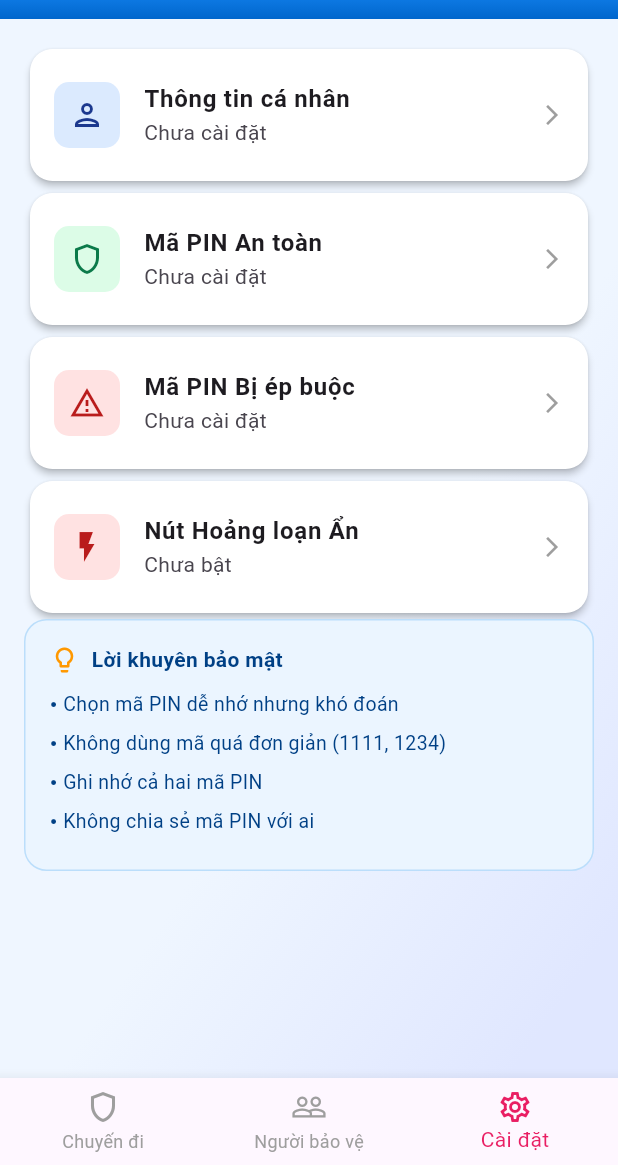
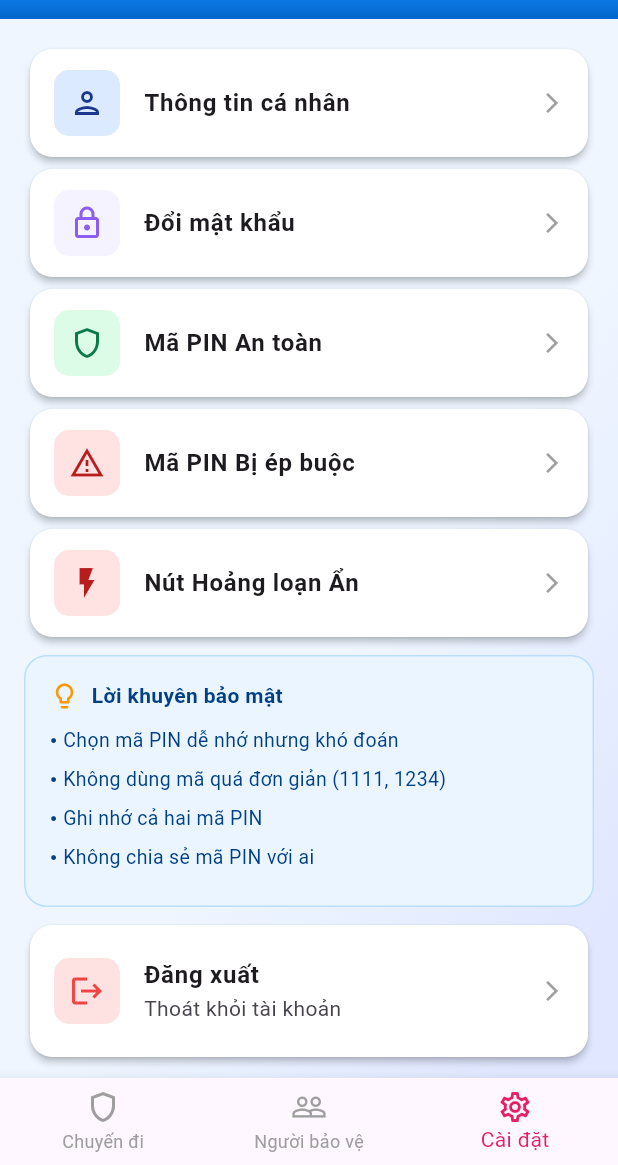
Before and after one commit to NguyenDucAnhhh/SafeTrek, a Flutter app: the screen it shows after launch, on a phone screen of 412 x 824 dp, the part 71-1236 px from its top. Run offline on Flutter 3.47's test engine with Material 3 defaults, Android fonts, the phone set to English and light mode, and no system bars; Roboto replaces fonts that are missing (Arimo).

Commit message:
update setting

```diff
--- a/lib/screens/setting/setting.dart
+++ b/lib/screens/setting/setting.dart
@@ -1,9 +1,11 @@
 import 'package:flutter/material.dart';
 import 'package:safetrek_project/widgets/app_bar.dart';
 import 'package:safetrek_project/widgets/bottom_navigation.dart';
+import 'package:safetrek_project/widgets/setting_card.dart';
 import 'package:safetrek_project/widgets/action_card.dart';
 import 'package:safetrek_project/widgets/show_success_snack_bar.dart';
 import 'package:safetrek_project/screens/setting/setting_profile.dart';
+import 'package:safetrek_project/screens/setting/setting_password.dart';
 import 'package:safetrek_project/screens/setting/setting_safePIN.dart';
 import 'package:safetrek_project/screens/setting/setting_duressPIN.dart';
 import 'package:safetrek_project/screens/setting/setting_hidden_panic.dart';
@@ -16,13 +18,9 @@ class Setting extends StatefulWidget {
 }
 
 class _SettingState extends State<Setting> {
-  bool _hasProfile = false;
   bool _hasSafePin = false;
   bool _hasDuressPin = false;
-  bool _isStealthPanicOn = false;
-
   int _selectedIndex = 2;
-
   void _onItemTapped(int index) {
     setState(() {
       _selectedIndex = index;
@@ -49,12 +47,11 @@ class _SettingState extends State<Setting> {
             mainAxisAlignment: MainAxisAlignment.start,
             crossAxisAlignment: CrossAxisAlignment.center,
             children: [
-              ActionCard(
+              SettingCard(
                 icon: Icons.person_outlined,
                 iconColor: const Color(0xFF1B388E),
                 iconBgColor: const Color(0xFFDBEAFE),
                 title: 'Thông tin cá nhân',
-                subtitle: _hasProfile ? 'Đã cài đặt' : 'Chưa cài đặt',
                 onTap: () {
                   Navigator.push(
                     context,
@@ -62,12 +59,23 @@ class _SettingState extends State<Setting> {
                   );
                 },
               ),
-              ActionCard(
+              SettingCard(
+                icon: Icons.lock_outlined,
+                iconColor: const Color(0xFF8B5CF6),
+                iconBgColor: const Color(0xFFF5F3FF),
+                title: 'Đổi mật khẩu',
+                onTap: () {
+                  Navigator.push(
+                    context,
+                    MaterialPageRoute(builder: (context) => const SettingPassword()),
+                  );
+                },
+              ),
+              SettingCard(
                 icon: Icons.shield_outlined,
                 iconColor: const Color(0xFF0B7A4A),
                 iconBgColor: const Color(0xFFDCFCE7),
                 title: 'Mã PIN An toàn',
-                subtitle: _hasSafePin ? 'Đã cài đặt' : 'Chưa cài đặt',
                 onTap: () async {
                   final result = await Navigator.push(
                     context,
@@ -81,12 +89,11 @@ class _SettingState extends State<Setting> {
                   }
                 },
               ),
-              ActionCard(
+              SettingCard(
                 icon: Icons.report_problem_outlined,
                 iconColor: const Color(0xFFB91C1C),
                 iconBgColor: const Color(0xFFFFE2E2),
                 title: 'Mã PIN Bị ép buộc',
-                subtitle: _hasDuressPin ? 'Đã cài đặt' : 'Chưa cài đặt',
                 onTap: () async {
                   final result = await Navigator.push(
                     context,
@@ -100,12 +107,11 @@ class _SettingState extends State<Setting> {
                   }
                 },
               ),
-              ActionCard(
+              SettingCard(
                 icon: Icons.flash_on_outlined,
                 iconColor: const Color(0xFFB91C1C),
                 iconBgColor: const Color(0xFFFFE2E2),
                 title: 'Nút Hoảng loạn Ẩn',
-                subtitle: _isStealthPanicOn ? 'Đang bật' : 'Chưa bật',
                 onTap: () {
                   Navigator.push(
                     context,
@@ -114,6 +120,7 @@ class _SettingState extends State<Setting> {
                 },
               ),
               Container(
+                margin: const EdgeInsets.symmetric(vertical: 8.0),
                 padding: const EdgeInsets.all(16),
                 decoration: BoxDecoration(
                   color: const Color(0xFFEBF5FF),
@@ -140,7 +147,17 @@ class _SettingState extends State<Setting> {
                     _buildBulletPoint("Không chia sẻ mã PIN với ai"),
                   ],
                 ),
-              )
+              ),
+              ActionCard(
+                icon: Icons.logout,
+                iconColor: const Color(0xFFEF4444),
+                iconBgColor: const Color(0xFFFEE2E2),
+                title: 'Đăng xuất',
+                subtitle: 'Thoát khỏi tài khoản',
+                onTap: () {
+                  // TODO: Implement logout functionality
+                },
+              ),
             ],
           ),
         ),
--- /dev/null
+++ b/lib/screens/setting/setting_password.dart
@@ -0,0 +1,17 @@
+import 'package:flutter/material.dart';
+import 'package:safetrek_project/widgets/app_bar.dart';
+import 'package:safetrek_project/widgets/bottom_navigation.dart';
+
+class SettingPassword extends StatefulWidget {
+  const SettingPassword({super.key});
+
+  @override
+  State<SettingPassword> createState() => _SettingPasswordState();
+}
+
+class _SettingPasswordState extends State<SettingPassword> {
+  @override
+  Widget build(BuildContext context) {
+    return const Placeholder();
+  }
+}
--- /dev/null
+++ b/lib/widgets/setting_card.dart
@@ -0,0 +1,45 @@
+import 'package:flutter/material.dart';
+
+class SettingCard extends StatelessWidget {
+  final IconData icon;
+  final Color iconColor;
+  final Color iconBgColor;
+  final String title;
+  final VoidCallback onTap;
+
+  const SettingCard({
+    super.key,
+    required this.icon,
+    required this.iconColor,
+    required this.iconBgColor,
+    required this.title,
+    required this.onTap,
+  });
+
+  @override
+  Widget build(BuildContext context) {
+    return Card(
+      elevation: 2,
+      shape: RoundedRectangleBorder(borderRadius: BorderRadius.circular(15)),
+      color: Colors.white,
+      child: ListTile(
+        contentPadding: const EdgeInsets.symmetric(horizontal: 16, vertical: 8),
+        onTap: onTap,
+        leading: Container(
+          padding: const EdgeInsets.all(10),
+          decoration: BoxDecoration(
+              color: iconBgColor,
+              shape: BoxShape.rectangle,
+              borderRadius: BorderRadius.circular(10)
+          ),
+          child: Icon(icon, color: iconColor),
+        ),
+        title: Text(
+          title,
+          style: const TextStyle(fontWeight: FontWeight.bold, fontSize: 16),
+        ),
+        trailing: const Icon(Icons.arrow_forward_ios, size: 16, color: Colors.grey),
+      ),
+    );
+  }
+}
```
